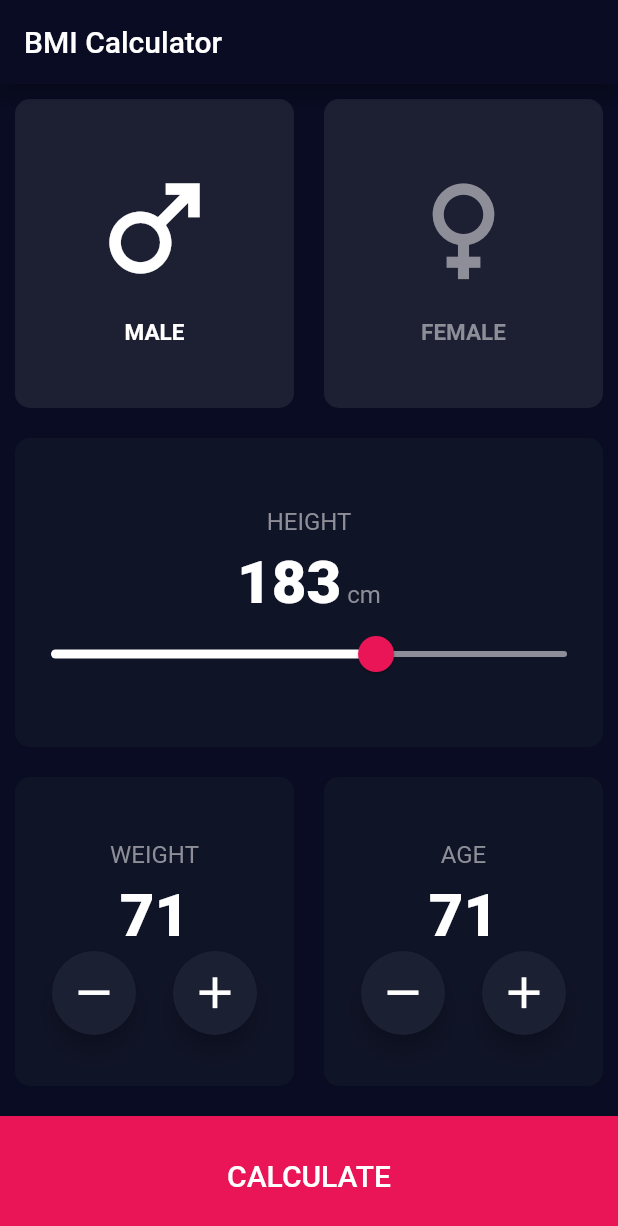
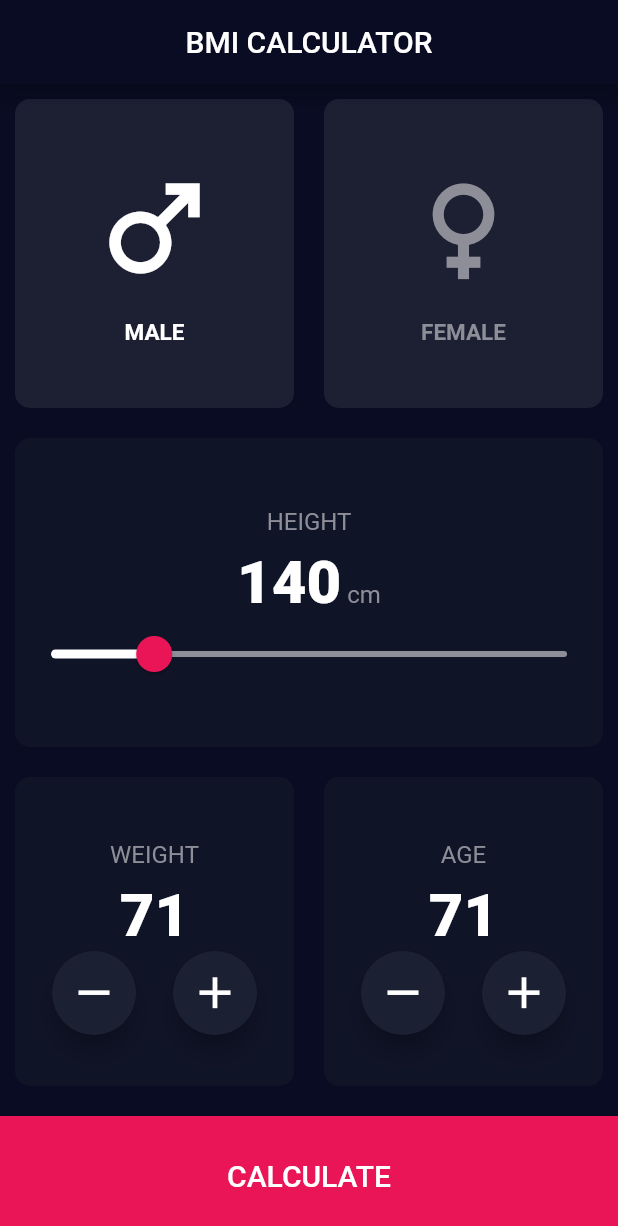
Before and after one commit to hadamard-2/Flutter-Dev-Bootcamp-Projects, a Flutter app: the screen it shows after launch, on a phone screen of 412 x 824 dp. Shown: the top 1226 px of the screen. Run offline on Flutter 3.47's test engine with Material 2 defaults, Android fonts, the phone set to English and light mode, and no system bars; our stand-ins replace audioplayers, rflutter_alert.

Commit message:
completed project

```diff
--- /dev/null
+++ b/bmi_calculator/lib/components/bottom_text_bar.dart
@@ -0,0 +1,31 @@
+import 'package:flutter/material.dart';
+import 'package:bmi_calculator/constants.dart';
+
+class BottomTextBar extends StatelessWidget {
+  const BottomTextBar({super.key, required this.text, required this.onPressed});
+
+  final String text;
+  final void Function() onPressed;
+
+  @override
+  Widget build(BuildContext context) {
+    return GestureDetector(
+      onTap: onPressed,
+      child: Container(
+        color: kBottomContainerColor,
+        margin: const EdgeInsets.only(top: 10),
+        width: double.infinity,
+        height: kBottomContainerHeight,
+        child: Center(
+          child: Text(
+            text,
+            style: const TextStyle(
+              fontWeight: FontWeight.w500,
+              fontSize: 20,
+            ),
+          ),
+        ),
+      ),
+    );
+  }
+}
--- a/bmi_calculator/lib/dynamic_text_card.dart
+++ b/bmi_calculator/lib/components/dynamic_text_card.dart
@@ -1,7 +1,9 @@
 import 'package:flutter/material.dart';
 import 'reusable_card.dart';
-import 'constants.dart';
+import 'package:bmi_calculator/constants.dart';
 import 'dart:math';
+import 'round_icon_button.dart';
+import 'package:bmi_calculator/calculator_brain.dart';
 
 class DynamicTextCard extends StatefulWidget {
   const DynamicTextCard({super.key, required this.title});
@@ -31,6 +33,10 @@ class _DynamicTextCardState extends State<DynamicTextCard> {
 
   @override
   Widget build(BuildContext context) {
+    if (widget.title.toLowerCase() == "weight".toLowerCase()) {
+      CalculatorBrain.weight = value.toDouble();
+    }
+
     return ReusableCard(
       onPressed: () {},
       cardChild: Column(
@@ -39,7 +45,7 @@ class _DynamicTextCardState extends State<DynamicTextCard> {
           Padding(
             padding: const EdgeInsets.symmetric(vertical: 8),
             child: Text(
-              widget.title,
+              widget.title.toUpperCase(),
               style: kLabelTextStyle,
             ),
           ),
@@ -65,30 +71,3 @@ class _DynamicTextCardState extends State<DynamicTextCard> {
     );
   }
 }
-
-class RoundIconButton extends StatelessWidget {
-  const RoundIconButton(
-      {super.key, required this.iconData, required this.onPressed});
-
-  final IconData iconData;
-  final void Function() onPressed;
-
-  @override
-  Widget build(BuildContext context) {
-    return RawMaterialButton(
-      onPressed: onPressed,
-      shape: const CircleBorder(),
-      fillColor: kRoundIconButtonColor,
-      elevation: 6,
-      constraints: const BoxConstraints.tightFor(
-        width: 56,
-        height: 56,
-      ),
-      child: Icon(
-        iconData,
-        size: 35,
-        color: Colors.white,
-      ),
-    );
-  }
-}
--- a/bmi_calculator/lib/icon_content.dart
+++ b/bmi_calculator/lib/components/icon_content.dart
@@ -1,5 +1,5 @@
 import 'package:flutter/material.dart';
-import 'constants.dart';
+import 'package:bmi_calculator/constants.dart';
 
 class IconContent extends StatelessWidget {
   const IconContent(
--- /dev/null
+++ b/bmi_calculator/lib/components/round_icon_button.dart
@@ -0,0 +1,29 @@
+import 'package:flutter/material.dart';
+import 'package:bmi_calculator/constants.dart';
+
+class RoundIconButton extends StatelessWidget {
+  const RoundIconButton(
+      {super.key, required this.iconData, required this.onPressed});
+
+  final IconData iconData;
+  final void Function() onPressed;
+
+  @override
+  Widget build(BuildContext context) {
+    return RawMaterialButton(
+      onPressed: onPressed,
+      shape: const CircleBorder(),
+      fillColor: kRoundIconButtonColor,
+      elevation: 6,
+      constraints: const BoxConstraints.tightFor(
+        width: 56,
+        height: 56,
+      ),
+      child: Icon(
+        iconData,
+        size: 35,
+        color: Colors.white,
+      ),
+    );
+  }
+}
--- a/bmi_calculator/lib/main.dart
+++ b/bmi_calculator/lib/main.dart
@@ -1,5 +1,5 @@
 import 'package:flutter/material.dart';
-import 'input_page.dart';
+import 'package:bmi_calculator/screens/input_page.dart';
 
 void main() {
   runApp(const BMICalculator());
--- a/bmi_calculator/lib/input_page.dart
+++ b/bmi_calculator/lib/screens/input_page.dart
@@ -1,8 +1,12 @@
+import 'package:bmi_calculator/screens/result_page.dart';
 import 'package:flutter/material.dart';
-import 'reusable_card.dart';
-import 'icon_content.dart';
-import 'dynamic_text_card.dart';
-import 'constants.dart';
+import 'package:bmi_calculator/components/reusable_card.dart';
+import 'package:bmi_calculator/components/icon_content.dart';
+import 'package:bmi_calculator/components/dynamic_text_card.dart';
+import 'package:bmi_calculator/constants.dart';
+import 'package:bmi_calculator/components/bottom_text_bar.dart';
+import 'dart:math';
+import 'package:bmi_calculator/calculator_brain.dart';
 
 enum Gender {
   male,
@@ -17,17 +21,21 @@ class InputPage extends StatefulWidget {
 }
 
 class _InputPageState extends State<InputPage> {
-  int height = 183;
+  int height = Random().nextInt(100) + 120;
 
   Gender selectedGender = Gender.male;
 
   @override
   Widget build(BuildContext context) {
+    CalculatorBrain.height = height.toDouble();
+
     return Scaffold(
       appBar: AppBar(
-        title: const Text('BMI Calculator'),
+        title: const Text('BMI CALCULATOR'),
+        centerTitle: true,
       ),
       body: Column(
+        mainAxisSize: MainAxisSize.min,
         children: [
           Expanded(
             child: Row(
@@ -127,30 +135,24 @@ class _InputPageState extends State<InputPage> {
             child: Row(
               children: const [
                 Expanded(
-                  child: DynamicTextCard(title: 'WEIGHT'),
+                  child: DynamicTextCard(title: 'Weight'),
                 ),
                 Expanded(
-                  child: DynamicTextCard(title: 'AGE'),
+                  child: DynamicTextCard(title: 'Age'),
                 ),
               ],
             ),
           ),
-          Container(
-            color: kBottomContainerColor,
-            margin: const EdgeInsets.only(top: 10),
-            width: double.infinity,
-            height: kBottomContainerHeight,
-            child: const Center(
-              child: Text(
-                'CALCULATE',
-                style: TextStyle(
-                  fontWeight: FontWeight.w500,
-                  fontSize: 20,
-                ),
-              ),
-            ),
-          ),
         ],
+      ),
+      bottomNavigationBar: BottomTextBar(
+        text: 'CALCULATE',
+        onPressed: () {
+          Navigator.push(
+            context,
+            MaterialPageRoute(builder: (context) => const ResultPage()),
+          );
+        },
       ),
     );
   }
```
Also changed, not shown: bmi_calculator/lib/calculator_brain.dart (added, +40 -0 lines), bmi_calculator/lib/result_page.dart (deleted, +0 -10 lines), bmi_calculator/lib/screens/result_page.dart (added, +83 -0 lines), bmi_calculator/lib/components/reusable_card.dart (renamed from bmi_calculator/lib/reusable_card.dart).
